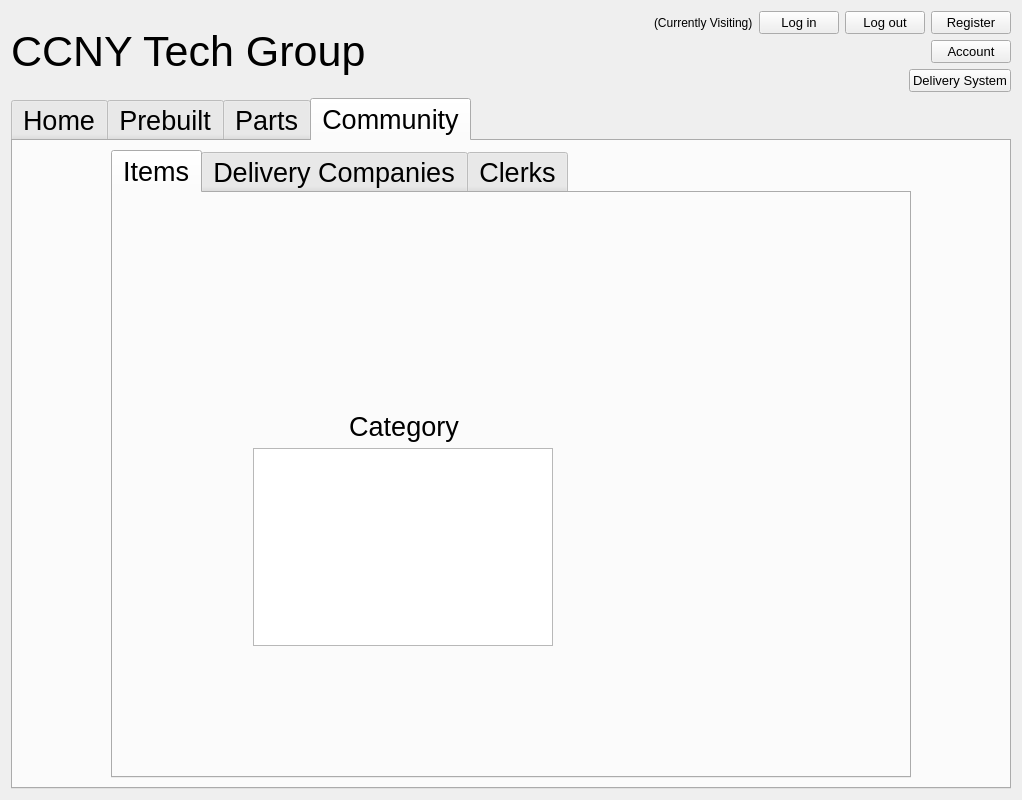
This is UiFiles/Homepage.ui in mdsakilkhan/CSC32200-Project as Qt 5 draws it before an edit. The edited form follows.
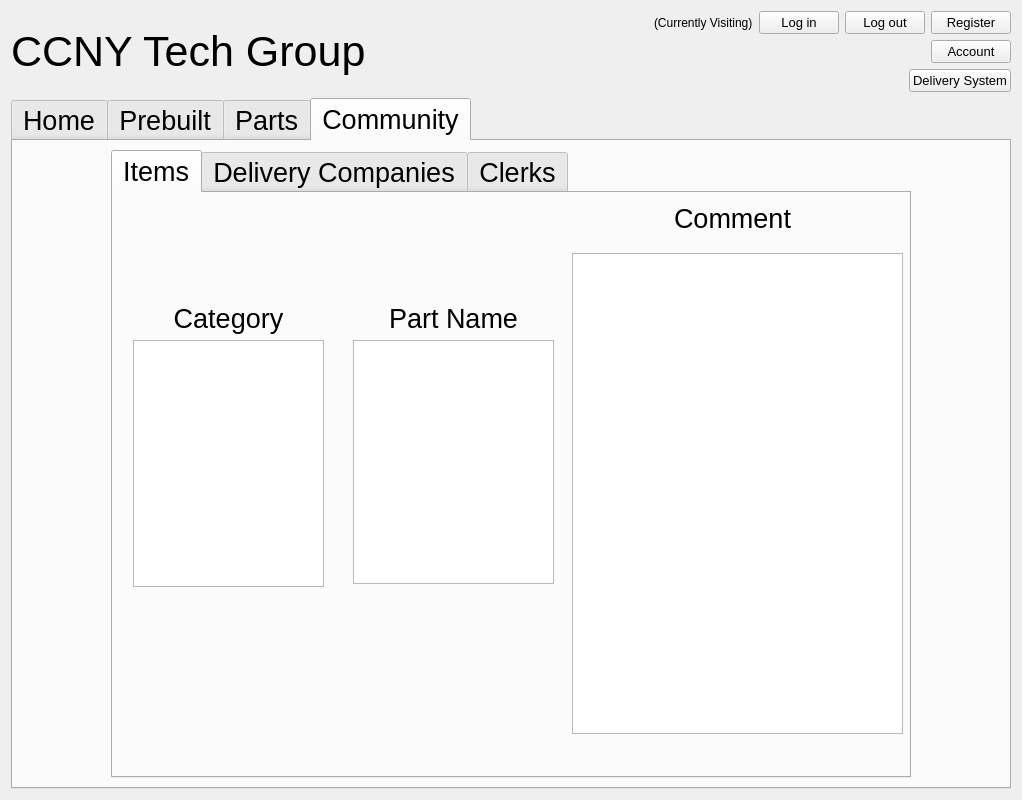
This is the edited form. The open tabs and pages were chosen to show the change.

Commit message: Fully implemented the items view and selection and the display for comments about the item

Patch:
```diff
--- a/UiFiles/Homepage.ui
+++ b/UiFiles/Homepage.ui
@@ -1083,9 +1083,9 @@
             <widget class="QWidget" name="layoutWidget_3">
              <property name="geometry">
               <rect>
-               <x>140</x>
-               <y>20</y>
-               <width>302</width>
+               <x>20</x>
+               <y>10</y>
+               <width>191</width>
                <height>631</height>
               </rect>
              </property>
@@ -1095,10 +1095,13 @@
                 <property name="orientation">
                  <enum>Qt::Vertical</enum>
                 </property>
+                <property name="sizeType">
+                 <enum>QSizePolicy::Minimum</enum>
+                </property>
                 <property name="sizeHint" stdset="0">
                  <size>
                   <width>20</width>
-                  <height>40</height>
+                  <height>100</height>
                  </size>
                 </property>
                </spacer>
@@ -1144,6 +1147,94 @@
               </item>
              </layout>
             </widget>
+            <widget class="QWidget" name="verticalLayoutWidget">
+             <property name="geometry">
+              <rect>
+               <x>240</x>
+               <y>10</y>
+               <width>201</width>
+               <height>531</height>
+              </rect>
+             </property>
+             <layout class="QVBoxLayout" name="verticalLayout_11">
+              <item>
+               <spacer name="verticalSpacer_9">
+                <property name="orientation">
+                 <enum>Qt::Vertical</enum>
+                </property>
+                <property name="sizeType">
+                 <enum>QSizePolicy::Minimum</enum>
+                </property>
+                <property name="sizeHint" stdset="0">
+                 <size>
+                  <width>20</width>
+                  <height>100</height>
+                 </size>
+                </property>
+               </spacer>
+              </item>
+              <item>
+               <widget class="QLabel" name="label_15">
+                <property name="text">
+                 <string>Part Name</string>
+                </property>
+                <property name="alignment">
+                 <set>Qt::AlignCenter</set>
+                </property>
+               </widget>
+              </item>
+              <item>
+               <widget class="QListWidget" name="PartList"/>
+              </item>
+              <item>
+               <spacer name="verticalSpacer_10">
+                <property name="orientation">
+                 <enum>Qt::Vertical</enum>
+                </property>
+                <property name="sizeType">
+                 <enum>QSizePolicy::Minimum</enum>
+                </property>
+                <property name="sizeHint" stdset="0">
+                 <size>
+                  <width>20</width>
+                  <height>150</height>
+                 </size>
+                </property>
+               </spacer>
+              </item>
+             </layout>
+            </widget>
+            <widget class="QWidget" name="verticalLayoutWidget_2">
+             <property name="geometry">
+              <rect>
+               <x>459</x>
+               <y>60</y>
+               <width>331</width>
+               <height>481</height>
+              </rect>
+             </property>
+             <layout class="QVBoxLayout" name="verticalLayout_12">
+              <item>
+               <widget class="QListWidget" name="commentList"/>
+              </item>
+             </layout>
+            </widget>
+            <widget class="QLabel" name="label_16">
+             <property name="geometry">
+              <rect>
+               <x>509</x>
+               <y>5</y>
+               <width>221</width>
+               <height>41</height>
+              </rect>
+             </property>
+             <property name="text">
+              <string>Comment</string>
+             </property>
+             <property name="alignment">
+              <set>Qt::AlignCenter</set>
+             </property>
+            </widget>
            </widget>
            <widget class="QWidget" name="tab_6">
             <attribute name="title">
```
Left out of the diff: 50 changed lines with no effect on the pictures. The commit also changes 3 other files.
